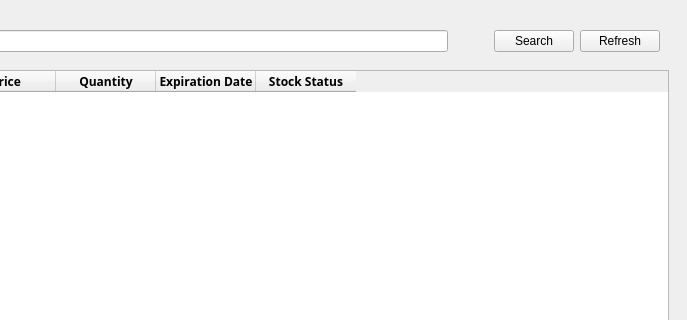
Before: the Qt Designer form Screens/MainMenuScreens/Inventory/Inventory.ui in Bideiro/Ranil_project_py, drawn with Qt 5; both pictures show x 263 to 950 and y 0 to 320 of the 950 by 687 pixel window.
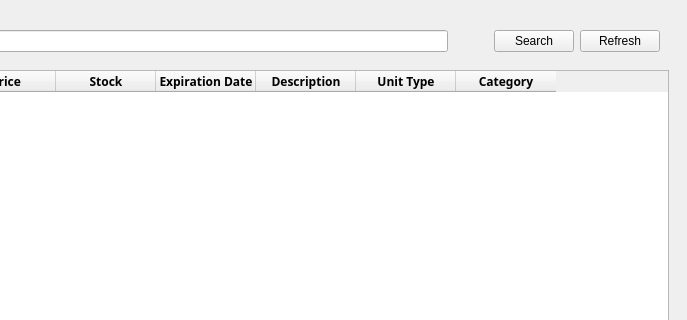
After: the same form once the commit is applied.

Diff of the .ui file:
```diff
--- a/Screens/MainMenuScreens/Inventory/Inventory.ui
+++ b/Screens/MainMenuScreens/Inventory/Inventory.ui
@@ -171,7 +171,7 @@
          </column>
          <column>
           <property name="text">
-           <string>Quantity</string>
+           <string>Stock</string>
           </property>
          </column>
          <column>
@@ -181,7 +181,17 @@
          </column>
          <column>
           <property name="text">
-           <string>Stock Status</string>
+           <string>Description</string>
+          </property>
+         </column>
+         <column>
+          <property name="text">
+           <string>Unit Type</string>
+          </property>
+         </column>
+         <column>
+          <property name="text">
+           <string>Category</string>
           </property>
          </column>
         </widget>
```
Left out of the diff: 2 changed lines with no effect on the pictures.
